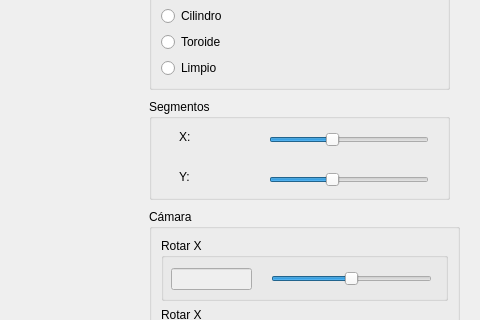
Above: mainwindow.ui from kioshiokamoto/Proyecto-final-CV before the change; both pictures show x 611 to 1091 and y 260 to 580 of the 1091 by 837 pixel window. Below: the same form after it.
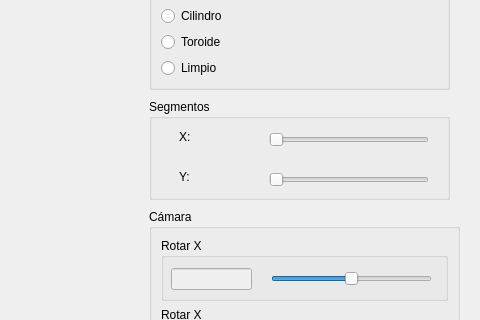
That is the form after the change.

Patch:
```diff
--- a/mainwindow.ui
+++ b/mainwindow.ui
@@ -310,11 +310,14 @@
        <height>22</height>
       </rect>
      </property>
+     <property name="minimum">
+      <number>50</number>
+     </property>
      <property name="maximum">
-      <number>13</number>
+      <number>100</number>
      </property>
      <property name="sliderPosition">
-      <number>5</number>
+      <number>50</number>
      </property>
      <property name="orientation">
       <enum>Qt::Horizontal</enum>
@@ -329,11 +332,14 @@
        <height>22</height>
       </rect>
      </property>
+     <property name="minimum">
+      <number>50</number>
+     </property>
      <property name="maximum">
-      <number>13</number>
+      <number>100</number>
      </property>
      <property name="sliderPosition">
-      <number>5</number>
+      <number>50</number>
      </property>
      <property name="orientation">
       <enum>Qt::Horizontal</enum>
```
